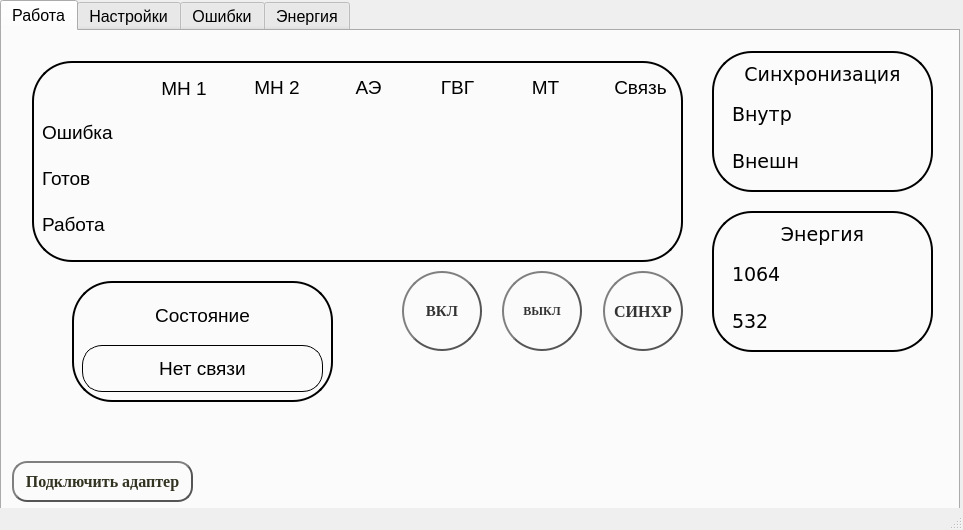
This is src/control_laser.ui in yurchest/laserResourceCpp as Qt 5 draws it before an edit. The edited form follows.
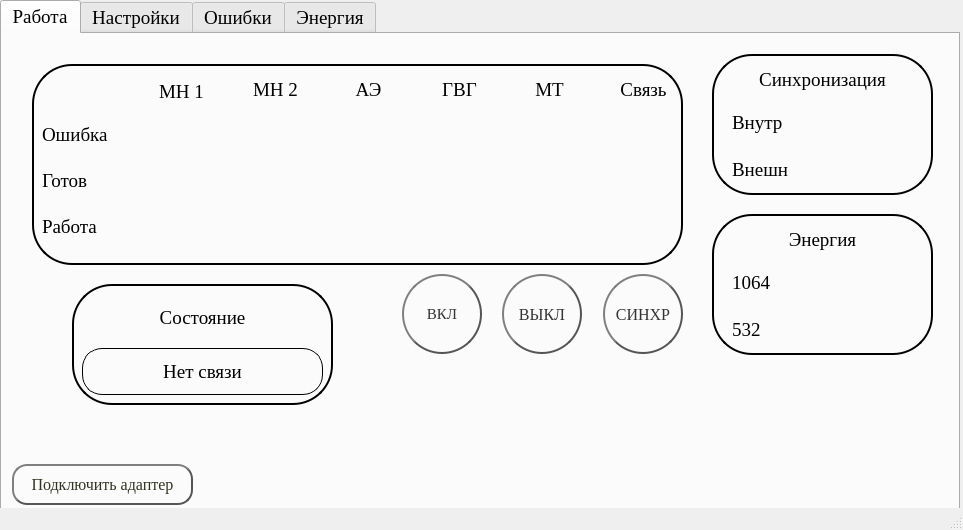
This is the edited form. The open tabs and pages were chosen to show the change. Icons and pictures are not drawn.

Diff of the .ui file:
```diff
--- a/src/control_laser.ui
+++ b/src/control_laser.ui
@@ -12,7 +12,7 @@
   </property>
   <property name="font">
    <font>
-    <family>Ubuntu Mono</family>
+    <family>Calibri</family>
     <pointsize>14</pointsize>
    </font>
   </property>
@@ -45,7 +45,27 @@
         cx: 0.4, cy: -0.1, fx: 0.4, fy: -0.1,
         radius: 1.35, stop: 0 #fff, stop: 1 #ddd
         );
-    }</string>
+    }
+
+QSpinBox {
+     padding-right: 15px; 
+     border-width: 3;
+	border: 1px solid;
+	border-radius:5px;
+ }
+
+QDoubleSpinBox {
+     padding-right: 15px; 
+     border-width: 3;
+	border: 1px solid;
+	border-radius:5px;
+ }
+QLineEdit {
+	border: 1px solid grey;
+	border-radius: 6px;
+}
+
+</string>
   </property>
   <widget class="QWidget" name="centralwidget">
    <property name="font">
@@ -65,8 +85,10 @@
     </property>
     <property name="font">
      <font>
-      <family>Ubuntu</family>
-      <pointsize>12</pointsize>
+      <family>Georgia</family>
+      <pointsize>14</pointsize>
+      <weight>50</weight>
+      <bold>false</bold>
      </font>
     </property>
     <property name="styleSheet">
@@ -88,6 +110,13 @@
         <height>201</height>
        </rect>
       </property>
+      <property name="font">
+       <font>
+        <family>Georgia</family>
+        <weight>50</weight>
+        <bold>false</bold>
+       </font>
+      </property>
       <property name="styleSheet">
        <string notr="true">QFrame#frame {
 	border: 2px solid;
@@ -109,6 +138,13 @@
          <height>173</height>
         </rect>
        </property>
+       <property name="font">
+        <font>
+         <family>Georgia</family>
+         <weight>50</weight>
+         <bold>false</bold>
+        </font>
+       </property>
        <layout class="QHBoxLayout" name="horizontalLayout">
         <item>
          <layout class="QVBoxLayout" name="verticalLayout_7">
@@ -116,8 +152,9 @@
            <widget class="QLabel" name="label_50">
             <property name="font">
              <font>
-              <family>Ubuntu</family>
+              <family>Georgia</family>
               <pointsize>14</pointsize>
+              <weight>50</weight>
               <italic>false</italic>
               <bold>false</bold>
               <underline>false</underline>
@@ -143,8 +180,10 @@
               </property>
               <property name="font">
                <font>
-                <family>Ubuntu</family>
+                <family>Georgia</family>
                 <pointsize>14</pointsize>
+                <weight>50</weight>
+                <bold>false</bold>
                </font>
               </property>
               <property name="text">
@@ -165,8 +204,10 @@
               </property>
               <property name="font">
                <font>
-                <family>Ubuntu</family>
+                <family>Georgia</family>
                 <pointsize>14</pointsize>
+                <weight>50</weight>
+                <bold>false</bold>
                </font>
               </property>
               <property name="toolTipDuration">
@@ -205,8 +246,10 @@
               </property>
               <property name="font">
                <font>
-                <family>Ubuntu</family>
+                <family>Georgia</family>
                 <pointsize>14</pointsize>
+                <weight>50</weight>
+                <bold>false</bold>
                </font>
               </property>
               <property name="styleSheet">
@@ -226,6 +269,13 @@
         </item>
         <item>
          <spacer name="horizontalSpacer_6">
+          <property name="font">
+           <font>
+            <family>Georgia</family>
+            <weight>50</weight>
+            <bold>false</bold>
+           </font>
+          </property>
           <property name="orientation">
            <enum>Qt::Horizontal</enum>
           </property>
@@ -243,8 +293,10 @@
            <widget class="QLabel" name="label_10">
             <property name="font">
              <font>
-              <family>Ubuntu</family>
+              <family>Georgia</family>
               <pointsize>14</pointsize>
+              <weight>50</weight>
+              <bold>false</bold>
              </font>
             </property>
             <property name="text">
@@ -269,6 +321,13 @@
               <height>41</height>
              </size>
             </property>
+            <property name="font">
+             <font>
+              <family>Georgia</family>
+              <weight>50</weight>
+              <bold>false</bold>
+             </font>
+            </property>
             <property name="text">
              <string/>
             </property>
@@ -294,6 +353,13 @@
               <height>41</height>
              </size>
             </property>
+            <property name="font">
+             <font>
+              <family>Georgia</family>
+              <weight>50</weight>
+              <bold>false</bold>
+             </font>
+            </property>
             <property name="text">
              <string/>
             </property>
@@ -319,6 +385,13 @@
               <height>41</height>
              </size>
             </property>
+            <property name="font">
+             <font>
+              <family>Georgia</family>
+              <weight>50</weight>
+              <bold>false</bold>
+             </font>
+            </property>
             <property name="text">
              <string/>
             </property>
@@ -334,6 +407,13 @@
         </item>
         <item>
          <spacer name="horizontalSpacer">
+          <property name="font">
+           <font>
+            <family>Georgia</family>
+            <weight>50</weight>
+            <bold>false</bold>
+           </font>
+          </property>
           <property name="orientation">
            <enum>Qt::Horizontal</enum>
           </property>
@@ -351,8 +431,10 @@
            <widget class="QLabel" name="label_14">
             <property name="font">
              <font>
-              <family>Ubuntu</family>
+              <family>Georgia</family>
               <pointsize>14</pointsize>
+              <weight>50</weight>
+              <bold>false</bold>
              </font>
             </property>
             <property name="text">
@@ -377,6 +459,13 @@
               <height>41</height>
              </size>
             </property>
+            <property name="font">
+             <font>
+              <family>Georgia</family>
+              <weight>50</weight>
+              <bold>false</bold>
+             </font>
+            </property>
             <property name="text">
              <string/>
             </property>
@@ -402,6 +491,13 @@
               <height>41</height>
              </size>
             </property>
+            <property name="font">
+             <font>
+              <family>Georgia</family>
+              <weight>50</weight>
+              <bold>false</bold>
+             </font>
+            </property>
             <property name="text">
              <string/>
             </property>
@@ -427,6 +523,13 @@
               <height>41</height>
              </size>
             </property>
+            <property name="font">
+             <font>
+              <family>Georgia</family>
+              <weight>50</weight>
+              <bold>false</bold>
+             </font>
+            </property>
             <property name="text">
              <string/>
             </property>
@@ -442,6 +545,13 @@
         </item>
         <item>
          <spacer name="horizontalSpacer_2">
+          <property name="font">
+           <font>
+            <family>Georgia</family>
+            <weight>50</weight>
+            <bold>false</bold>
+           </font>
+          </property>
           <property name="orientation">
            <enum>Qt::Horizontal</enum>
           </property>
@@ -459,8 +569,10 @@
            <widget class="QLabel" name="label_42">
             <property name="font">
              <font>
-              <family>Ubuntu</family>
+              <family>Georgia</family>
               <pointsize>14</pointsize>
+              <weight>50</weight>
+              <bold>false</bold>
              </font>
             </property>
             <property name="styleSheet">
@@ -488,6 +600,13 @@
               <height>41</height>
              </size>
             </property>
+            <property name="font">
+             <font>
+              <family>Georgia</family>
+              <weight>50</weight>
+              <bold>false</bold>
+             </font>
+            </property>
             <property name="text">
              <string/>
             </property>
@@ -513,6 +632,13 @@
               <height>41</height>
              </size>
             </property>
+            <property name="font">
+             <font>
+              <family>Georgia</family>
+              <weight>50</weight>
+              <bold>false</bold>
+             </font>
+            </property>
             <property name="text">
              <string/>
             </property>
@@ -538,6 +664,13 @@
               <height>41</height>
              </size>
             </property>
+            <property name="font">
+             <font>
+              <family>Georgia</family>
+              <weight>50</weight>
+              <bold>false</bold>
+             </font>
+            </property>
             <property name="text">
              <string/>
             </property>
@@ -550,6 +683,13 @@
         </item>
         <item>
          <spacer name="horizontalSpacer_3">
+          <property name="font">
+           <font>
+            <family>Georgia</family>
+            <weight>50</weight>
+            <bold>false</bold>
+           </font>
+          </property>
           <property name="orientation">
            <enum>Qt::Horizontal</enum>
           </property>
@@ -567,8 +707,10 @@
            <widget class="QLabel" name="label_28">
             <property name="font">
              <font>
-              <family>Ubuntu</family>
+              <family>Georgia</family>
               <pointsize>14</pointsize>
+              <weight>50</weight>
+              <bold>false</bold>
              </font>
             </property>
             <property name="text">
@@ -593,6 +735,13 @@
               <height>41</height>
              </size>
             </property>
+            <property name="font">
+             <font>
+              <family>Georgia</family>
+              <weight>50</weight>
+              <bold>false</bold>
+             </font>
+            </property>
             <property name="text">
              <string/>
             </property>
@@ -618,6 +767,13 @@
               <height>41</height>
              </size>
             </property>
+            <property name="font">
+             <font>
+              <family>Georgia</family>
+              <weight>50</weight>
+              <bold>false</bold>
+             </font>
+            </property>
             <property name="text">
              <string/>
             </property>
@@ -643,6 +799,13 @@
               <height>41</height>
              </size>
             </property>
+            <property name="font">
+             <font>
+              <family>Georgia</family>
+              <weight>50</weight>
+              <bold>false</bold>
+             </font>
+            </property>
             <property name="text">
              <string/>
             </property>
@@ -655,6 +818,13 @@
         </item>
         <item>
          <spacer name="horizontalSpacer_4">
+          <property name="font">
+           <font>
+            <family>Georgia</family>
+            <weight>50</weight>
+            <bold>false</bold>
+           </font>
+          </property>
           <property name="orientation">
            <enum>Qt::Horizontal</enum>
           </property>
@@ -672,8 +842,10 @@
            <widget class="QLabel" name="label_35">
             <property name="font">
              <font>
-              <family>Ubuntu</family>
+              <family>Georgia</family>
               <pointsize>14</pointsize>
+              <weight>50</weight>
+              <bold>false</bold>
              </font>
             </property>
             <property name="text">
@@ -698,6 +870,13 @@
               <height>41</height>
              </size>
             </property>
+            <property name="font">
+             <font>
+              <family>Georgia</family>
+              <weight>50</weight>
+              <bold>false</bold>
+             </font>
+            </property>
             <property name="text">
              <string/>
             </property>
@@ -723,6 +902,13 @@
               <height>41</height>
              </size>
             </property>
+            <property name="font">
+             <font>
+              <family>Georgia</family>
+              <weight>50</weight>
+              <bold>false</bold>
+             </font>
+            </property>
             <property name="text">
              <string/>
             </property>
@@ -748,6 +934,13 @@
               <height>41</height>
              </size>
             </property>
+            <property name="font">
+             <font>
+              <family>Georgia</family>
+              <weight>50</weight>
+              <bold>false</bold>
+             </font>
+            </property>
             <property name="text">
              <string/>
             </property>
@@ -760,6 +953,13 @@
         </item>
         <item>
          <spacer name="horizontalSpacer_5">
+          <property name="font">
+           <font>
+            <family>Georgia</family>
+            <weight>50</weight>
+            <bold>false</bold>
+           </font>
+          </property>
           <property name="orientation">
            <enum>Qt::Horizontal</enum>
           </property>
@@ -777,8 +977,10 @@
            <widget class="QLabel" name="label_43">
             <property name="font">
              <font>
-              <family>Ubuntu</family>
+              <family>Georgia</family>
               <pointsize>14</pointsize>
+              <weight>50</weight>
+              <bold>false</bold>
              </font>
             </property>
             <property name="text">
@@ -803,6 +1005,13 @@
               <height>41</height>
              </size>
             </property>
+            <property name="font">
+             <font>
+              <family>Georgia</family>
+              <weight>50</weight>
+              <bold>false</bold>
+             </font>
+            </property>
             <property name="text">
              <string/>
             </property>
@@ -828,6 +1037,13 @@
               <height>41</height>
              </size>
             </property>
+            <property name="font">
+             <font>
+              <family>Georgia</family>
+              <weight>50</weight>
+              <bold>false</bold>
+             </font>
+            </property>
             <property name="text">
              <string/>
             </property>
@@ -853,6 +1069,13 @@
               <height>41</height>
              </size>
             </property>
+            <property name="font">
+             <font>
+              <family>Georgia</family>
+              <weight>50</weight>
+              <bold>false</bold>
+             </font>
+            </property>
             <property name="text">
              <string/>
             </property>
@@ -875,6 +1098,13 @@
         <height>141</height>
        </rect>
       </property>
+      <property name="font">
+       <font>
+        <family>Georgia</family>
+        <weight>50</weight>
+        <bold>false</bold>
+       </font>
+      </property>
       <property name="styleSheet">
        <string notr="true">QFrame#frame_2 {
 	border: 2px solid;
@@ -893,16 +1123,25 @@
          <x>20</x>
          <y>10</y>
          <width>181</width>
-         <height>121</height>
+         <height>126</height>
         </rect>
        </property>
+       <property name="font">
+        <font>
+         <family>Georgia</family>
+         <weight>50</weight>
+         <bold>false</bold>
+        </font>
+       </property>
        <layout class="QVBoxLayout" name="verticalLayout_8">
         <item>
          <widget class="QLabel" name="label_9">
           <property name="font">
            <font>
-            <family>DejaVu Sans</family>
+            <family>Georgia</family>
             <pointsize>14</pointsize>
+            <weight>50</weight>
+            <bold>false</bold>
            </font>
           </property>
           <property name="text">
@@ -929,6 +1168,13 @@
               <height>41</height>
              </size>
             </property>
+            <property name="font">
+             <font>
+              <family>Georgia</family>
+              <weight>50</weight>
+              <bold>false</bold>
+             </font>
+            </property>
             <property name="text">
              <string/>
             </property>
@@ -954,6 +1200,13 @@
               <height>41</height>
              </size>
             </property>
+            <property name="font">
+             <font>
+              <family>Georgia</family>
+              <weight>50</weight>
+              <bold>false</bold>
+             </font>
+            </property>
             <property name="text">
              <string/>
             </property>
@@ -969,8 +1222,10 @@
            <widget class="QLabel" name="label_7">
             <property name="font">
              <font>
-              <family>DejaVu Sans</family>
+              <family>Georgia</family>
               <pointsize>14</pointsize>
+              <weight>50</weight>
+              <bold>false</bold>
              </font>
             </property>
             <property name="text">
@@ -982,8 +1237,10 @@
            <widget class="QLabel" name="label_8">
             <property name="font">
              <font>
-              <family>DejaVu Sans</family>
+              <family>Georgia</family>
               <pointsize>14</pointsize>
+              <weight>50</weight>
+              <bold>false</bold>
              </font>
             </property>
             <property name="text">
@@ -1005,6 +1262,13 @@
         <height>141</height>
        </rect>
       </property>
+      <property name="font">
+       <font>
+        <family>Georgia</family>
+        <weight>50</weight>
+        <bold>false</bold>
+       </font>
+      </property>
       <property name="styleSheet">
        <string notr="true">QFrame#frame_3 {
 	border: 2px solid;
@@ -1023,16 +1287,25 @@
          <x>20</x>
          <y>10</y>
          <width>181</width>
-         <height>121</height>
+         <height>126</height>
         </rect>
        </property>
+       <property name="font">
+        <font>
+         <family>Georgia</family>
+         <weight>50</weight>
+         <bold>false</bold>
+        </font>
+       </property>
        <layout class="QVBoxLayout" name="verticalLayout_9">
         <item>
          <widget class="QLabel" name="label_17">
           <property name="font">
            <font>
-            <family>DejaVu Sans</family>
+            <family>Georgia</family>
             <pointsize>14</pointsize>
+            <weight>50</weight>
+            <bold>false</bold>
            </font>
           </property>
           <property name="text">
@@ -1059,6 +1332,13 @@
               <height>41</height>
              </size>
             </property>
+            <property name="font">
+             <font>
+              <family>Georgia</family>
+              <weight>50</weight>
+              <bold>false</bold>
+             </font>
+            </property>
             <property name="text">
              <string/>
             </property>
@@ -1084,6 +1364,13 @@
               <height>41</height>
              </size>
             </property>
+            <property name="font">
+             <font>
+              <family>Georgia</family>
+              <weight>50</weight>
+              <bold>false</bold>
+             </font>
+            </property>
             <property name="text">
              <string/>
             </property>
@@ -1099,8 +1386,10 @@
            <widget class="QLabel" name="label_19">
             <property name="font">
              <font>
-              <family>DejaVu Sans</family>
+              <family>Georgia</family>
               <pointsize>14</pointsize>
+              <weight>50</weight>
+              <bold>false</bold>
              </font>
             </property>
             <property name="text">
@@ -1112,8 +1401,10 @@
            <widget class="QLabel" name="label_20">
             <property name="font">
              <font>
-              <family>DejaVu Sans</family>
+              <family>Georgia</family>
               <pointsize>14</pointsize>
+              <weight>50</weight>
+              <bold>false</bold>
              </font>
             </property>
             <property name="text">
@@ -1135,6 +1426,13 @@
         <height>101</height>
        </rect>
       </property>
+      <property name="font">
+       <font>
+        <family>Georgia</family>
+        <weight>50</weight>
+        <bold>false</bold>
+       </font>
+      </property>
       <layout class="QHBoxLayout" name="horizontalLayout_2">
        <item>
         <widget class="QPushButton" name="pushButton">
@@ -1146,9 +1444,10 @@
          </property>
          <property name="font">
           <font>
-           <family>Times New Roman</family>
+           <family>Georgia</family>
            <pointsize>11</pointsize>
-           <bold>true</bold>
+           <weight>50</weight>
+           <bold>false</bold>
           </font>
          </property>
          <property name="styleSheet">
@@ -1167,6 +1466,13 @@
        </item>
        <item>
         <spacer name="horizontalSpacer_7">
+         <property name="font">
+          <font>
+           <family>Georgia</family>
+           <weight>50</weight>
+           <bold>false</bold>
+          </font>
+         </property>
          <property name="orientation">
           <enum>Qt::Horizontal</enum>
          </property>
@@ -1188,8 +1494,10 @@
          </property>
          <property name="font">
           <font>
-           <family>Times New Roman</family>
-           <bold>true</bold>
+           <family>Georgia</family>
+           <pointsize>12</pointsize>
+           <weight>50</weight>
+           <bold>false</bold>
           </font>
          </property>
          <property name="styleSheet">
@@ -1208,6 +1516,13 @@
        </item>
        <item>
         <spacer name="horizontalSpacer_8">
+         <property name="font">
+          <font>
+           <family>Georgia</family>
+           <weight>50</weight>
+           <bold>false</bold>
+          </font>
+         </property>
          <property name="orientation">
           <enum>Qt::Horizontal</enum>
          </property>
@@ -1229,9 +1544,10 @@
          </property>
          <property name="font">
           <font>
-           <family>Times New Roman</family>
+           <family>Georgia</family>
            <pointsize>12</pointsize>
-           <bold>true</bold>
+           <weight>50</weight>
+           <bold>false</bold>
           </font>
          </property>
          <property name="styleSheet">
@@ -1259,6 +1575,13 @@
         <height>121</height>
        </rect>
       </property>
+      <property name="font">
+       <font>
+        <family>Georgia</family>
+        <weight>50</weight>
+        <bold>false</bold>
+       </font>
+      </property>
       <property name="styleSheet">
        <string notr="true">QFrame#frame_7 {
 	border: 2px solid;
@@ -1280,6 +1603,13 @@
          <height>101</height>
         </rect>
        </property>
+       <property name="font">
+        <font>
+         <family>Georgia</family>
+         <weight>50</weight>
+         <bold>false</bold>
+        </font>
+       </property>
        <layout class="QVBoxLayout" name="verticalLayout_12">
         <item>
          <widget class="QLabel" name="label_68">
@@ -1291,8 +1621,10 @@
           </property>
           <property name="font">
            <font>
-            <family>Ubuntu</family>
+            <family>Georgia</family>
             <pointsize>14</pointsize>
+            <weight>50</weight>
+            <bold>false</bold>
            </font>
           </property>
           <property name="text">
@@ -1313,8 +1645,10 @@
           </property>
           <property name="font">
            <font>
-            <family>Ubuntu</family>
+            <family>Georgia</family>
             <pointsize>14</pointsize>
+            <weight>50</weight>
+            <bold>false</bold>
            </font>
           </property>
           <property name="styleSheet">
@@ -1349,9 +1683,10 @@
       </property>
       <property name="font">
        <font>
-        <family>Times New Roman</family>
+        <family>Georgia</family>
         <pointsize>12</pointsize>
-        <bold>true</bold>
+        <weight>50</weight>
+        <bold>false</bold>
        </font>
       </property>
       <property name="styleSheet">
```
Left out of the diff: 642 changed lines with no effect on the pictures.
